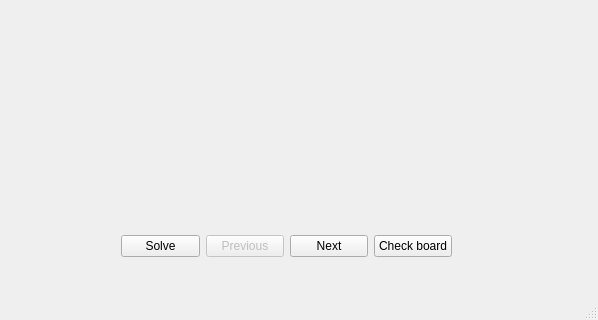
First picture: the form in mainwindow.ui, repository Desariio/GraphBoard, before the edit; both pictures show x 90 to 688 and y 260 to 580 of the 688 by 580 pixel window.
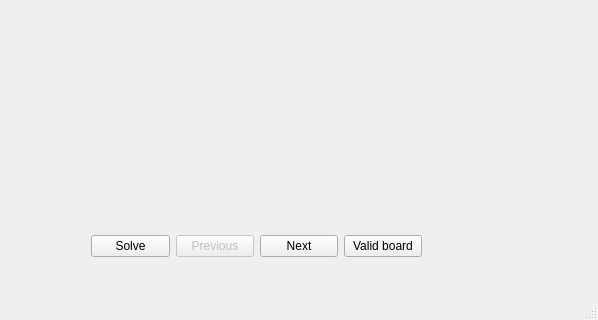
Second picture: the form after the edit.

Commit message: 24/05 Mistakes indicators

Patch:
```diff
--- a/mainwindow.ui
+++ b/mainwindow.ui
@@ -46,7 +46,7 @@
     <widget class="QWidget" name="horizontalLayoutWidget">
      <property name="geometry">
       <rect>
-       <x>210</x>
+       <x>180</x>
        <y>420</y>
        <width>353</width>
        <height>80</height>
@@ -80,7 +80,7 @@
       <item>
        <widget class="QPushButton" name="btnCheckBoard">
         <property name="text">
-         <string>Check board</string>
+         <string>Valid board</string>
         </property>
        </widget>
       </item>
```
The commit also changes 2 other files.
